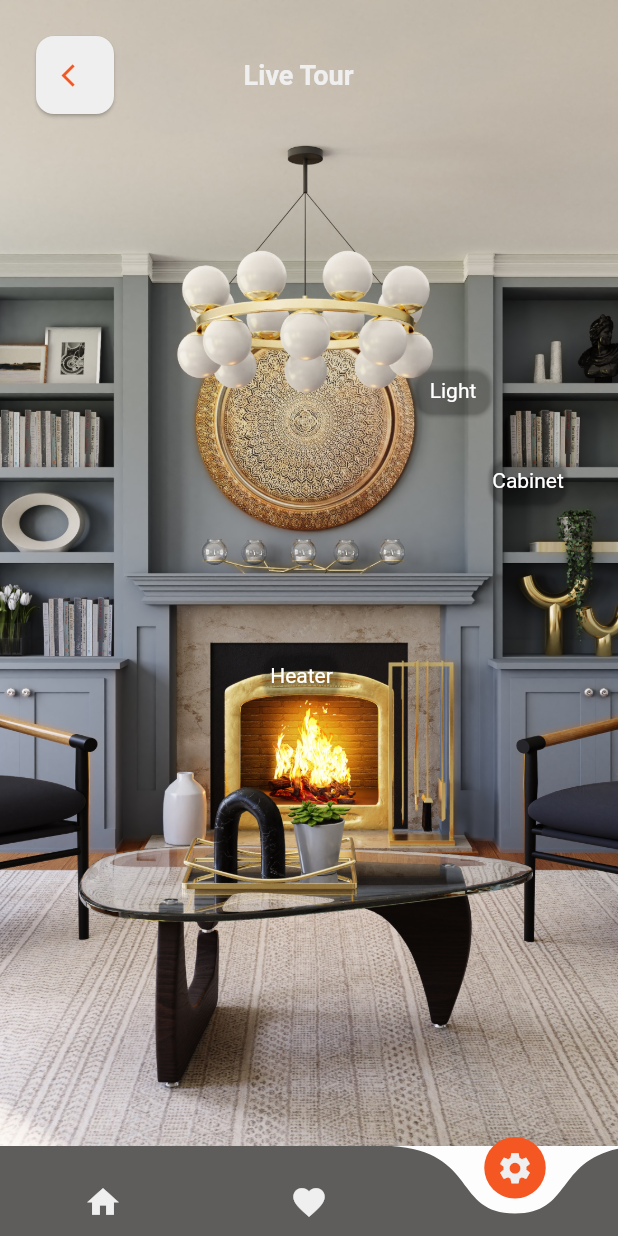
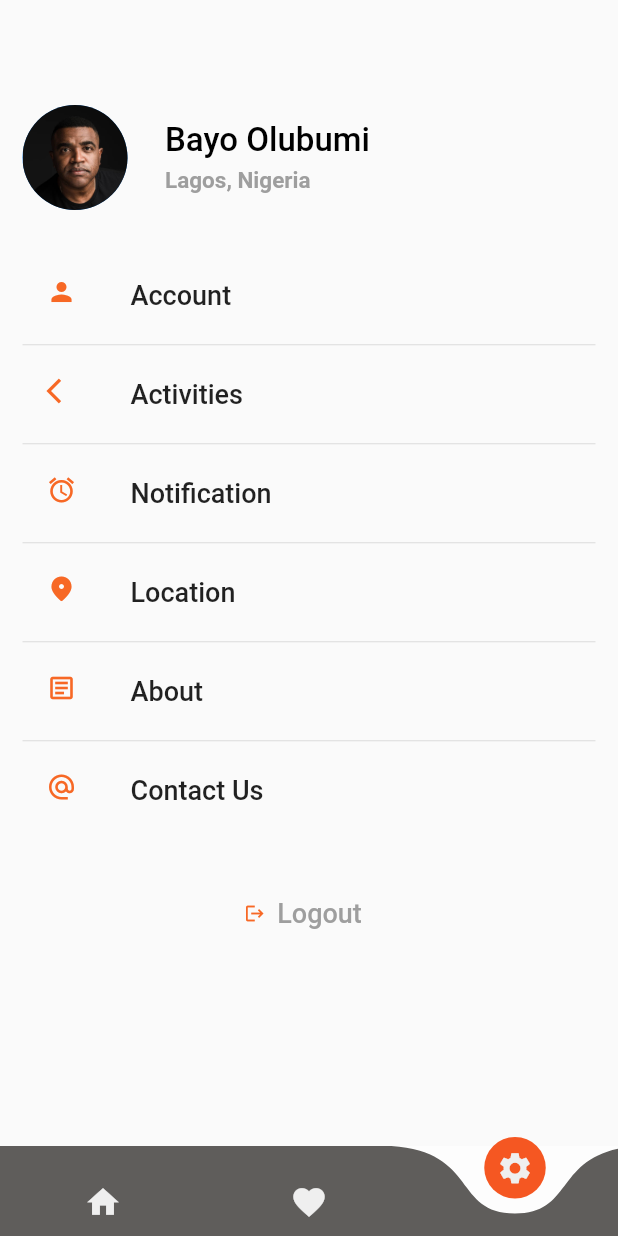
Before and after one commit to worldkaizen001/kaizenEstate, a Flutter app: the screen it shows after launch, item 3 of the bottom bar chosen, on a phone screen of 412 x 824 dp. Run offline on Flutter 3.47's test engine with Material 2 defaults, Android fonts, the phone set to English and light mode, and no system bars; drawn by our look-alikes of curved_navigation_bar.

Commit message:
settings screen

```diff
--- a/lib/main.dart
+++ b/lib/main.dart
@@ -2,6 +2,7 @@ import 'package:flutter/material.dart';
 import 'package:kaizen_estate/views/about.dart';
 import 'package:kaizen_estate/views/homepage.dart';
 import 'package:kaizen_estate/views/navigation.dart';
+import 'package:kaizen_estate/views/settings.dart';
 import 'package:kaizen_estate/views/tour_screen.dart';
 import 'package:kaizen_estate/views/video_call.dart';
 
--- a/lib/views/navigation.dart
+++ b/lib/views/navigation.dart
@@ -3,6 +3,7 @@ import 'package:curved_navigation_bar/curved_navigation_bar.dart';
 import 'package:kaizen_estate/constant/colors.dart';
 import 'package:kaizen_estate/views/about.dart';
 import 'package:kaizen_estate/views/homepage.dart';
+import 'package:kaizen_estate/views/settings.dart';
 import 'package:kaizen_estate/views/tour_screen.dart';
 
 
@@ -24,7 +25,7 @@ class _NavigationState extends State<Navigation> {
     const Homepage(),
       // const About(),
      const TourScreen(),
-    const TourScreen(),
+    const Settings(),
   ];
 
 
--- /dev/null
+++ b/lib/views/settings.dart
@@ -0,0 +1,117 @@
+import 'package:flutter/material.dart';
+import 'package:kaizen_estate/constant/colors.dart';
+import 'package:kaizen_estate/widgets/settings_widget.dart';
+
+class Settings extends StatelessWidget {
+  const Settings({Key? key}) : super(key: key);
+
+  @override
+  Widget build(BuildContext context) {
+    return SafeArea(
+      child: Scaffold(
+        body: SingleChildScrollView(
+          child: Padding(
+            padding: const EdgeInsets.symmetric(horizontal: 15,vertical: 30),
+            child: Column(
+              crossAxisAlignment: CrossAxisAlignment.start,
+              children: [
+
+                const SizedBox(height:40,),
+                Row(
+                  children: [
+
+                    const CircleAvatar(
+                      radius: 35,
+                      backgroundImage: AssetImage('images/man2.jpg',),
+                    ),
+                    SizedBox(width: 25,),
+                    Column(crossAxisAlignment: CrossAxisAlignment.start,
+                      children:  [
+                        const Text('Bayo Olubumi',style: TextStyle(fontSize: 22, fontWeight: FontWeight.w500,color: Colors.black),),
+                        const SizedBox(height: 5,),
+                        Text('Lagos, Nigeria',style: TextStyle(fontSize: 15, fontWeight: FontWeight.w700,color: Colors.grey.shade500))
+                      ],
+                    ),
+
+                  ],
+                ),
+                SizedBox(
+                  height: MediaQuery.of(context).size.height * 0.035,
+                ),
+
+
+
+
+
+
+
+
+                const SettingsField(text: 'Account',icon: Icons.person,),
+                const SizedBox(
+                  height: 10,
+                  child: Divider(),
+                ),
+                const SettingsField(text: 'Activities',icon: Icons.arrow_back_ios,),
+                const SizedBox(
+                  height: 10,
+                  child: Divider(),
+                ),
+                const SettingsField(text: 'Notification',icon: Icons.alarm,),
+                const SizedBox(
+                  height: 10,
+                  child: Divider(),
+                ),
+                const SettingsField(text: 'Location',icon: Icons.location_on_rounded,),
+                const SizedBox(
+                  height: 10,
+                  child: Divider(),
+                ),
+                const SettingsField(text: 'About',icon: Icons.article_outlined,),
+                const SizedBox(
+                  height: 10,
+                  child: Divider(),
+                ),
+                const SettingsField(text: 'Contact Us',icon: Icons.alternate_email,),
+
+
+                const SizedBox(
+                  height: 30,
+
+                ),
+
+
+
+
+
+
+
+                 Column(
+                   mainAxisAlignment: MainAxisAlignment.center,
+
+                   children: [
+                     Row(
+                       mainAxisAlignment: MainAxisAlignment.center,
+
+                       children: [
+                         Icon(Icons.logout,color: kMain2,size: 14,),
+                         TextButton(
+                             onPressed: () {  },
+                             child: Text('Logout',style: TextStyle(fontSize: 18,fontWeight: FontWeight.w500, color: Colors.grey),))
+
+                       ],
+                     ),
+                   ],
+                 )
+
+
+
+              ],
+            ),
+          ),
+        ),
+      ),
+    );
+  }
+
+
+}
--- a/lib/widgets/searchfield.dart
+++ b/lib/widgets/searchfield.dart
@@ -5,7 +5,7 @@ Widget searchField (){
   return SizedBox(
 
     width: double.infinity,
-    child: TextFormField(
+    child: TextField(
       decoration:  InputDecoration(
         fillColor: kWhite,
         filled: true,
@@ -15,9 +15,11 @@ Widget searchField (){
         ),
         focusedBorder: OutlineInputBorder(
           borderRadius: BorderRadius.circular(12),
-          borderSide: const BorderSide(color: kWhite),
+          borderSide: const BorderSide(color: kMain),
         ),
-        hintText: 'Search',
+
+        labelText: 'Search',
+
         hintStyle: const TextStyle(color: kBlack, fontSize: 20, fontWeight: FontWeight.w600),
         prefixIcon:  const Icon(Icons.search,color: kBlack,),
         suffixIcon: SizedBox(
--- /dev/null
+++ b/lib/widgets/settings_widget.dart
@@ -0,0 +1,19 @@
+import 'package:flutter/material.dart';
+import 'package:kaizen_estate/constant/colors.dart';
+
+class SettingsField extends StatelessWidget {
+ final String? text;
+ final Function? callBack;
+ final IconData? icon;
+  const SettingsField({this.callBack, this.text,this.icon}) : super();
+
+  @override
+  Widget build(BuildContext context) {
+    return InkWell(
+     borderRadius: BorderRadius.circular(12),
+
+        onTap: ()=> callBack,
+
+        child: ListTile(leading: Icon(icon,color: kMain2,size: 20,),title: Text('$text',style: TextStyle(fontSize: 18,fontWeight: FontWeight.w500,color: Colors.black87),),));
+  }
+}
```
